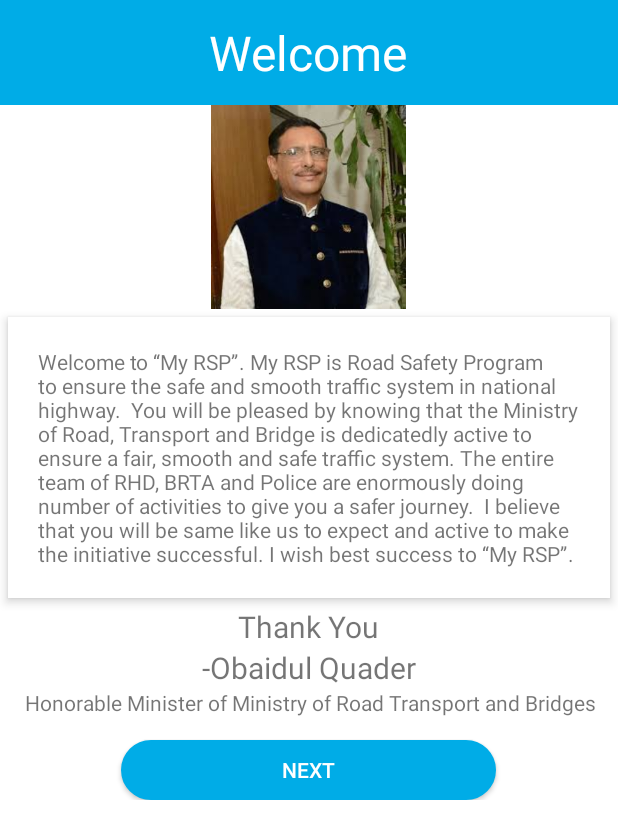
After one commit to MuhtasimTanmoy/RHDapp, an Android app: the Administer screen opened directly, with no data from a screen before it, on a phone screen of 412 x 824 dp. The commit adds this screen. Shown: the top 839 px of the screen. Run offline under Robolectric (Android 15) with nearby library versions, the light colour scheme and no system bars.

Commit message:
lots of update.Currently unstructured.Soon update will follow

```diff
--- a/app/src/main/AndroidManifest.xml
+++ b/app/src/main/AndroidManifest.xml
@@ -37,6 +37,8 @@
         <activity android:name=".StatusSend" />
         <activity android:name=".Home"/>
         <activity android:name=".SignUp"></activity>
+        <activity android:name=".Administer"></activity>
+
 
 
         <!--
--- /dev/null
+++ b/app/src/main/java/com/example/t/roadsandhighway/Administer.java
@@ -0,0 +1,41 @@
+package com.example.t.roadsandhighway;
+
+import android.content.Intent;
+import android.os.Bundle;
+import android.support.v7.app.AppCompatActivity;
+import android.view.View;
+import android.widget.Button;
+
+import java.util.EventListener;
+
+/**
+ * Created by t on 5/14/17.
+ */
+
+public class Administer extends AppCompatActivity {
+    Button button;
+    @Override
+    protected void onCreate(Bundle savedInstanceState) {
+        super.onCreate(savedInstanceState);
+        setContentView(R.layout.activity_ad);
+        button= (Button) findViewById(R.id.ministerButton);
+        button.setOnClickListener(new View.OnClickListener() {
+            @Override
+            public void onClick(View v) {
+                Intent intent = new Intent(Administer.this, Home.class);
+                startActivity(intent);
+            }
+        });
+
+
+
+    }
+
+
+
+    @Override
+    protected void onPause(){
+        super.onPause();
+        finish();
+    }
+}
--- a/app/src/main/java/com/example/t/roadsandhighway/Home.java
+++ b/app/src/main/java/com/example/t/roadsandhighway/Home.java
@@ -41,6 +41,7 @@
         super.onCreate(savedInstanceState);
         setContentView(R.layout.home);
         number="04445650567";
+        //number="01770652767";
         bottomBar= (BottomBar) findViewById(R.id.bottomBar);
         fab=(FloatingActionButton) findViewById(R.id.triggerMessage);
 
--- a/app/src/main/java/com/example/t/roadsandhighway/SignUp.java
+++ b/app/src/main/java/com/example/t/roadsandhighway/SignUp.java
@@ -60,7 +60,7 @@
                         @Override
                         public void onSuccess(String result) {
                             Log.d(TAG, "success  in inserting");
-                            Intent intent = new Intent(getApplicationContext(), Home.class);
+                            Intent intent = new Intent(getApplicationContext(), Administer.class);
                             startActivity(intent);
 
                         }
@@ -97,7 +97,7 @@
         etAddress = (EditText) findViewById(R.id.etSignUpAddress);
         etLongitude = (EditText) findViewById(R.id.etSignUpLongitude);
         btnSingUp = (Button) findViewById(R.id.signUp);
-        btnLogIn= (Button) findViewById(R.id.signin);
+        btnLogIn= (Button) findViewById(R.id.signIn);
 
 
         // create a new instance
--- a/app/src/main/java/com/example/t/roadsandhighway/StatusSendFragment.java
+++ b/app/src/main/java/com/example/t/roadsandhighway/StatusSendFragment.java
@@ -50,7 +50,7 @@
         btnSubmit.setOnClickListener(new View.OnClickListener() {
             @Override
             public void onClick(View v) {
-                Toast.makeText(getContext(), Boolean.toString(comWithServer.isConnected()), Toast.LENGTH_SHORT).show();
+                Toast.makeText(getContext(), "Delivered", Toast.LENGTH_SHORT).show();
 
 
                 if (comWithServer.isConnected()) {
--- /dev/null
+++ b/app/src/main/res/layout/activity_ad.xml
@@ -0,0 +1,99 @@
+
+
+<android.support.design.widget.CoordinatorLayout
+    xmlns:android="http://schemas.android.com/apk/res/android"
+    xmlns:app="http://schemas.android.com/apk/res-auto"
+    android:layout_width="match_parent"
+    android:layout_height="match_parent"
+    android:background="@color/white"
+    android:windowSoftInputMode="adjustPan"
+    >
+
+  <ScrollView
+      android:layout_width="match_parent"
+      android:layout_height="match_parent">
+
+    <LinearLayout
+        android:layout_width="match_parent"
+        android:layout_height="match_parent"
+        android:orientation="vertical">
+        <FrameLayout
+            android:layout_width="match_parent"
+            android:layout_height="70dp"
+            android:background="@color/telenorBlue"
+            >
+
+            <TextView
+                android:id="@+id/textView"
+                android:layout_width="wrap_content"
+                android:layout_height="wrap_content"
+                android:layout_gravity="center"
+                android:text="Welcome"
+                android:textColor="@color/white"
+                android:textSize="32sp" />
+        </FrameLayout>
+
+        <ImageView
+            android:id="@+id/imageView"
+            android:layout_width="155dp"
+            android:layout_height="136dp"
+            android:maxHeight="60dp"
+            android:src="@drawable/minister"
+            android:layout_gravity="center"/>
+        <TextView
+            android:layout_width="fill_parent"
+            android:layout_height="wrap_content"
+            android:layout_margin="5dp"
+            android:background="#fff"
+            android:clickable="true"
+            android:elevation="4dp"
+            android:padding="20dp"
+            android:text="Welcome to “My RSP”.
+My RSP is Road Safety Program to ensure the safe and smooth traffic system in national highway.
+
+You will be pleased by knowing that the Ministry of Road, Transport and Bridge is dedicatedly active to ensure a fair, smooth and safe traffic system. The entire team of RHD, BRTA and Police are enormously doing number of activities to give you a safer journey.
+
+I believe that you will be same like us to expect and active to make the initiative successful. I wish best success to “My RSP”. " />
+
+        <TextView
+            android:layout_width="wrap_content"
+            android:layout_height="wrap_content"
+            android:textSize="20dp"
+            android:layout_gravity="center"
+            android:text="Thank You"
+            />
+        <TextView
+            android:layout_width="wrap_content"
+            android:layout_height="wrap_content"
+            android:textSize="20dp"
+            android:layout_gravity="center"
+            android:fontFamily="bold"
+            android:text="-Obaidul Quader"
+            />
+
+        <TextView
+            android:layout_width="wrap_content"
+            android:layout_height="wrap_content"  android:layout_gravity="center"
+
+            android:text=" Honorable Minister of Ministry of Road Transport and Bridges"
+
+            />
+
+        <Button
+            android:layout_width="250dp"
+            android:layout_height="40dp"
+            android:layout_marginTop="15dp"
+            android:layout_gravity="center"
+            android:text="Next"
+            android:textColor="@color/white"
+            android:background="@drawable/bluebutton"
+            android:id="@+id/ministerButton"
+            />
+
+
+
+    </LinearLayout>
+
+  </ScrollView>
+
+    </android.support.design.widget.CoordinatorLayout>
--- a/app/src/main/res/layout/activity_sign_up.xml
+++ b/app/src/main/res/layout/activity_sign_up.xml
@@ -98,9 +98,8 @@
             android:layout_width="match_parent"
             android:layout_height="wrap_content"
             android:inputType="textPersonName"
-            android:maxLength="11"
             android:lines="1"
-            android:hint="@string/phonenumber"
+            android:hint="Address"
             android:textSize="15sp"/>
 
     </android.support.design.widget.TextInputLayout>
@@ -167,7 +166,7 @@
         android:text="LOG IN"
         android:textColor="@color/telenorBlue"
         android:background="@drawable/whitebutton"
-        android:id="@+id/signin" />
+        android:id="@+id/signIn" />
 
 
 </LinearLayout>
--- a/build.gradle
+++ b/build.gradle
@@ -5,7 +5,7 @@
         jcenter()
     }
     dependencies {
-        classpath 'com.android.tools.build:gradle:2.3.1'
+        classpath 'com.android.tools.build:gradle:2.3.2'
 
         // NOTE: Do not place your application dependencies here; they belong
         // in the individual module build.gradle files
```
Also changed, not shown: app/src/main/res/drawable/minister.jpg (added).
